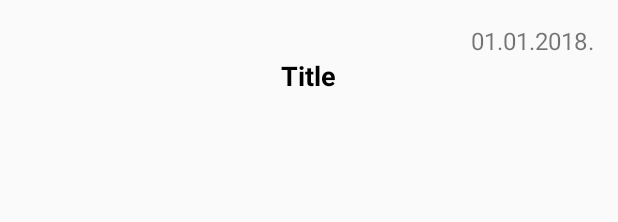
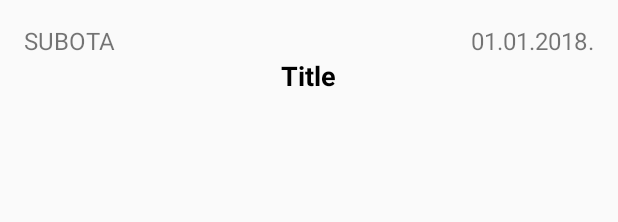
Before and after one commit to Pavle37/Pastir, an Android app: the layout fragment_placeholder_lesson.xml on its own in the app's theme, with its tools: preview values and no code run, on a phone screen of 412 x 824 dp. Shown: the top 222 px of the screen. Run offline under Robolectric (Android 15) with nearby library versions, the phone set to English and light mode, and no system bars.

Commit message:
Motivational sticker dialog design fix(share button visibility). Show sublesson day in week.

```diff
--- a/app/src/main/java/com/pastir/model/Lesson.java
+++ b/app/src/main/java/com/pastir/model/Lesson.java
@@ -75,7 +75,7 @@ public class Lesson implements ListItem {
         verse.setToDate(snapshot.child("to_date").getValue(String.class));
         verse.setVerse(snapshot.child("verse").getValue(String.class));
         for (DataSnapshot child :snapshot.child("sublessons").getChildren()){
-            verse.getSubLessons().add(SubLesson.parse(child));
+            verse.getSubLessons().add(SubLesson.parse(child, verse.getSubLessons().size()));
         }
         return verse;
     }
--- a/app/src/main/res/layout/fragment_placeholder_lesson.xml
+++ b/app/src/main/res/layout/fragment_placeholder_lesson.xml
@@ -18,8 +18,8 @@
         <LinearLayout
             android:layout_width="match_parent"
             android:layout_height="wrap_content"
-            android:padding="@dimen/default_margin"
-            android:orientation="vertical">
+            android:orientation="vertical"
+            android:padding="@dimen/default_margin">
 
             <LinearLayout
                 android:layout_width="match_parent"
@@ -27,15 +27,30 @@
                 android:orientation="vertical"
                 android:paddingBottom="@dimen/default_margin">
 
+                <RelativeLayout
+                    android:layout_width="match_parent"
+                    android:layout_height="wrap_content">
+
                     <TextView
                         android:layout_width="wrap_content"
                         android:layout_height="wrap_content"
-                    android:layout_gravity="end"
+                        android:layout_alignParentLeft="true"
+                        android:layout_alignParentStart="true"
+                        android:textAllCaps="true"
+                        android:textSize="@dimen/text_medium"
+                        bind:dayInWeek="@{lesson.subLessonListId}"
+                        tools:text="SUBOTA" />
+
+                    <TextView
+                        android:layout_width="wrap_content"
+                        android:layout_height="wrap_content"
+                        android:layout_alignParentEnd="true"
+                        android:layout_alignParentRight="true"
                         android:text="@{lesson.date}"
                         android:textAllCaps="true"
                         android:textSize="@dimen/text_medium"
                         tools:text="01.01.2018." />
-
+                </RelativeLayout>
 
                 <TextView
                     android:layout_width="wrap_content"
--- a/app/src/main/res/values/strings.xml
+++ b/app/src/main/res/values/strings.xml
@@ -26,7 +26,7 @@
     <string name="back">Back</string>
     <string name="close">Zatvori</string>
     <string name="no_morning_verse">Za izabrani datum ne postoji jutarnji stih.</string>
-    <string name="no_lesson">Za izabrani datum ne postoji pouka.</string>
+    <string name="no_lesson">Za izabrani datum ne postoje podaci.</string>
     <string name="sunrise_sunset">Svitanje / Zalazak</string>
     <string name="sunrise">Svitanje:</string>
     <string name="sunset">Zalazak:</string>
@@ -46,9 +46,9 @@
     <string name="telepfony_not_enabled">Pozivi nisu mogući na uređaju.</string>
     <string name="error_lesson_audio">Za izabranu pouku ne postoji audio snimak.</string>
     <string name="error_morning_verse_audio">Za izabrani jutarnji stih ne postoji audio snimak.</string>
-    <string name="no_internet_connection_message">Za korišćenje ove aplikacije potrebna je Internet konekcija. Molimo vas da ukljucite Internet i vratite se u aplikaciju.\nHvala!</string>
+    <string name="no_internet_connection_message">Za korišćenje ove aplikacije potrebna je Internet konekcija. Molimo vas da ukljucite Internet i pokušate ponovo.\nHvala!</string>
     <string name="check_again">Probaj ponovo</string>
-    <string name="exit">Izdaji</string>
+    <string name="exit">Izadji</string>
 
 
 </resources>
```
Also changed, not shown: app/src/main/java/com/pastir/model/SubLesson.java (+14 -10 lines), app/src/main/java/com/pastir/util/BindingAdapters.java (+30 -1 lines), app/src/main/res/layout/activity_motivational_sticker_dialog.xml (+12 -12 lines). Lines whose indentation alone changed are shown as unchanged.
